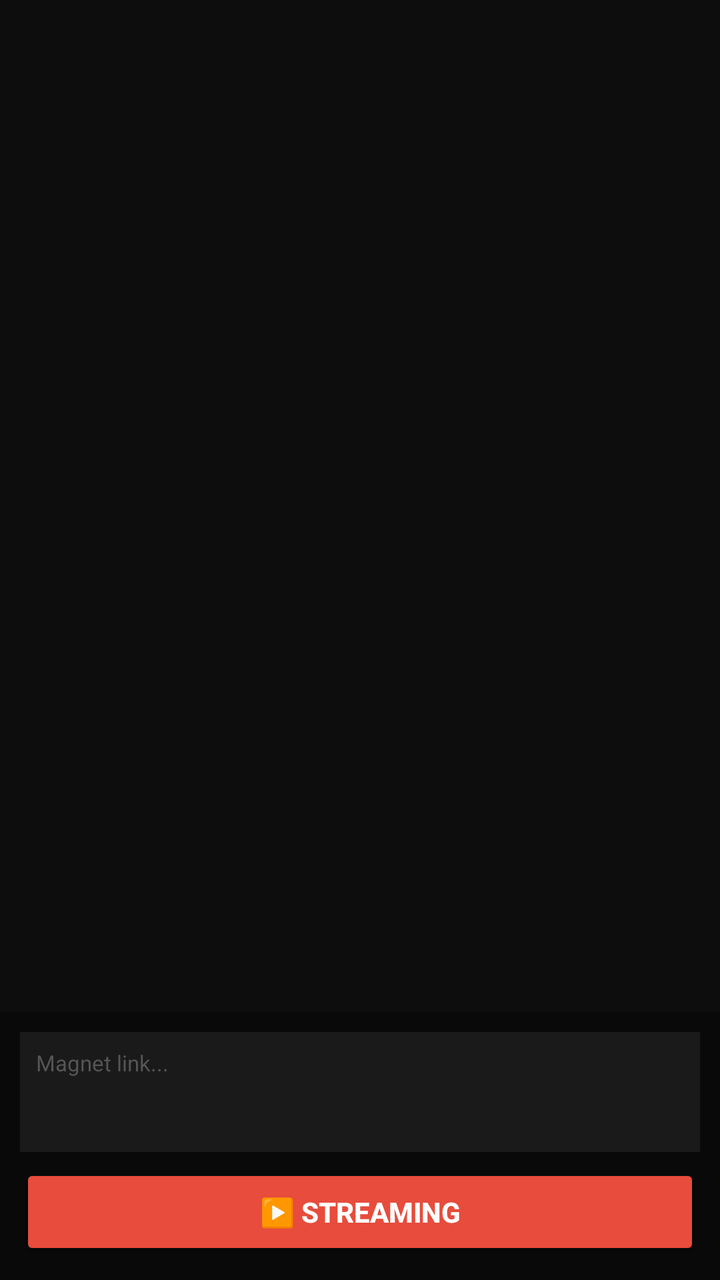
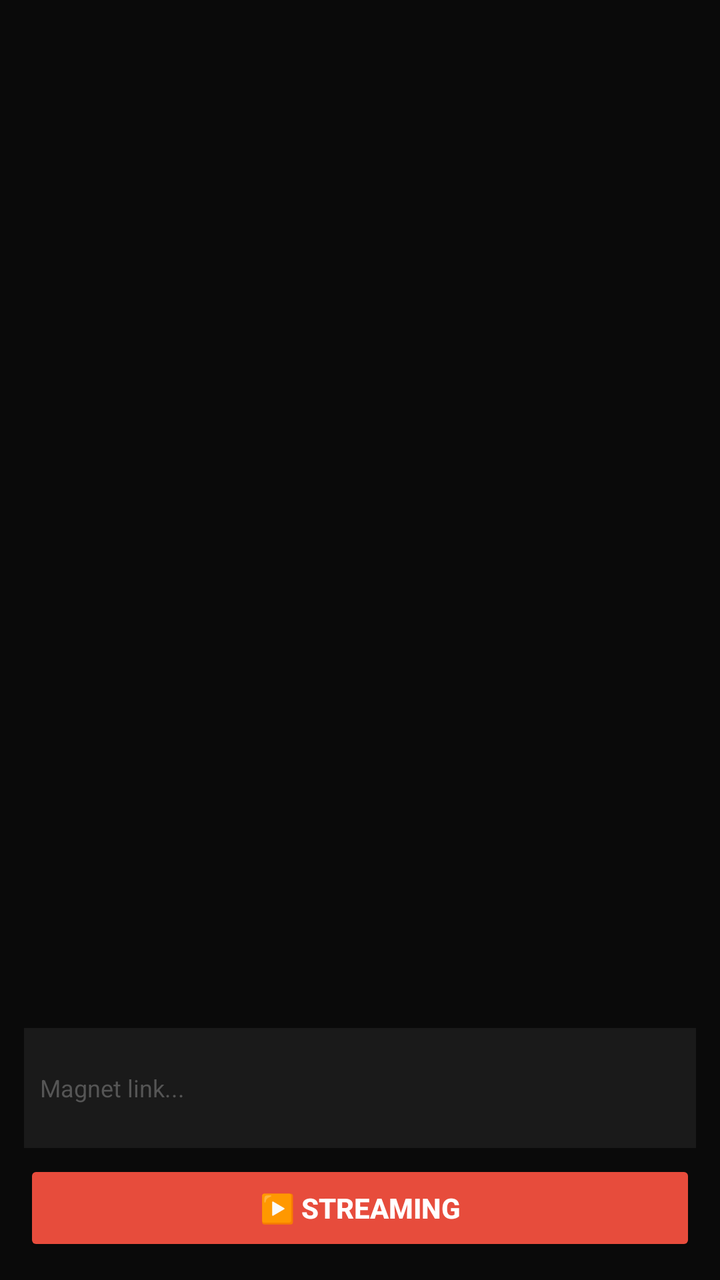

Compare the two renders of this Android layout. The source of the first and the diff that turns it into the second are given below.
<!-- AndroidManifest.xml: application theme Theme.AppCompat.NoActionBar -->
<!-- res/layout/activity_main.xml -->
<?xml version="1.0" encoding="utf-8"?>
<FrameLayout xmlns:android="http://schemas.android.com/apk/res/android"
    xmlns:app="http://schemas.android.com/apk/res-auto"
    android:layout_width="match_parent"
    android:layout_height="match_parent"
    android:background="#0a0a0a">
    
    <androidx.media3.ui.PlayerView
        android:id="@+id/player_view"
        android:layout_width="match_parent"
        android:layout_height="match_parent"
        android:visibility="gone"
        app:show_buffering="when_playing"
        app:use_controller="true" />
    
    <LinearLayout
        android:layout_width="match_parent"
        android:layout_height="match_parent"
        android:orientation="vertical">
        
        <ScrollView
            android:id="@+id/log_scroll"
            android:layout_width="match_parent"
            android:layout_height="0dp"
            android:layout_weight="1"
            android:background="#0d0d0d"
            android:padding="6dp">
            
            <TextView
                android:id="@+id/log_text"
                android:layout_width="match_parent"
                android:layout_height="wrap_content"
                android:textColor="#4ecb71"
                android:textSize="8sp"
                android:fontFamily="monospace" />
        </ScrollView>
        
        <LinearLayout
            android:layout_width="match_parent"
            android:layout_height="wrap_content"
            android:orientation="vertical"
            android:padding="10dp"
            android:background="#dd0a0a0a">
            
            <EditText
                android:id="@+id/magnet_input"
                android:layout_width="match_parent"
                android:layout_height="60dp"
                android:background="#1a1a1a"
                android:gravity="top"
                android:hint="Magnet link..."
                android:textColorHint="#555"
                android:inputType="textMultiLine"
                android:padding="8dp"
                android:textColor="#fff"
                android:textSize="11sp" />
            
            <LinearLayout
                android:layout_width="match_parent"
                android:layout_height="wrap_content"
                android:orientation="horizontal"
                android:layout_marginTop="6dp">
                
                <Button
                    android:id="@+id/btn_play"
                    android:layout_width="0dp"
                    android:layout_height="48dp"
                    android:layout_weight="1"
                    android:backgroundTint="#e74c3c"
                    android:text="▶️ STREAMING"
                    android:textColor="#fff"
                    android:textStyle="bold" />
                
                <Button
                    android:id="@+id/btn_stop"
                    android:layout_width="0dp"
                    android:layout_height="48dp"
                    android:layout_weight="1"
                    android:layout_marginStart="4dp"
                    android:backgroundTint="#555"
                    android:text="⏹️ PARAR"
                    android:textColor="#fff"
                    android:textStyle="bold"
                    android:visibility="gone" />
            </LinearLayout>
            
            <ProgressBar
                android:id="@+id/buffer_bar"
                style="?android:attr/progressBarStyleHorizontal"
                android:layout_width="match_parent"
                android:layout_height="5dp"
                android:layout_marginTop="6dp"
                android:progressTint="#e74c3c"
                android:visibility="gone" />
            
            <LinearLayout
                android:id="@+id/stats_row"
                android:layout_width="match_parent"
                android:layout_height="wrap_content"
                android:layout_marginTop="6dp"
                android:orientation="horizontal"
                android:visibility="gone">
                
                <TextView android:id="@+id/stat_progress" android:layout_width="0dp" android:layout_height="wrap_content" android:layout_weight="1" android:text="0%" android:textColor="#e74c3c" android:textSize="14sp" android:textStyle="bold" android:gravity="center" android:background="#1a1a1a" android:padding="8dp" />
                <TextView android:id="@+id/stat_speed" android:layout_width="0dp" android:layout_height="wrap_content" android:layout_weight="1" android:text="0 KB/s" android:textColor="#e74c3c" android:textSize="14sp" android:textStyle="bold" android:gravity="center" android:background="#1a1a1a" android:padding="8dp" android:layout_marginStart="4dp" />
                <TextView android:id="@+id/stat_peers" android:layout_width="0dp" android:layout_height="wrap_content" android:layout_weight="1" android:text="0" android:textColor="#e74c3c" android:textSize="14sp" android:textStyle="bold" android:gravity="center" android:background="#1a1a1a" android:padding="8dp" android:layout_marginStart="4dp" />
                
            </LinearLayout>
        </LinearLayout>
    </LinearLayout>
    
</FrameLayout>
<!-- resources referenced by this layout -->
<resources>

</resources>

<!-- the commit's change to res/layout/activity_main.xml (unified diff, before → after) -->
@@ -15,97 +15,74 @@
     
     <LinearLayout
         android:layout_width="match_parent"
-        android:layout_height="match_parent"
-        android:orientation="vertical">
+        android:layout_height="wrap_content"
+        android:layout_gravity="bottom"
+        android:orientation="vertical"
+        android:padding="12dp"
+        android:background="#cc0a0a0a">
         
-        <ScrollView
-            android:id="@+id/log_scroll"
+        <EditText
+            android:id="@+id/magnet_input"
             android:layout_width="match_parent"
-            android:layout_height="0dp"
-            android:layout_weight="1"
-            android:background="#0d0d0d"
-            android:padding="6dp">
-            
-            <TextView
-                android:id="@+id/log_text"
-                android:layout_width="match_parent"
-                android:layout_height="wrap_content"
-                android:textColor="#4ecb71"
-                android:textSize="8sp"
-                android:fontFamily="monospace" />
-        </ScrollView>
+            android:layout_height="60dp"
+            android:background="#1a1a1a"
+            android:hint="Magnet link..."
+            android:textColorHint="#555"
+            android:inputType="textMultiLine"
+            android:padding="8dp"
+            android:textColor="#fff"
+            android:textSize="12sp" />
         
         <LinearLayout
             android:layout_width="match_parent"
             android:layout_height="wrap_content"
-            android:orientation="vertical"
-            android:padding="10dp"
-            android:background="#dd0a0a0a">
+            android:orientation="horizontal"
+            android:layout_marginTop="6dp">
             
-            <EditText
-                android:id="@+id/magnet_input"
-                android:layout_width="match_parent"
-                android:layout_height="60dp"
-                android:background="#1a1a1a"
-                android:gravity="top"
-                android:hint="Magnet link..."
-                android:textColorHint="#555"
-                android:inputType="textMultiLine"
-                android:padding="8dp"
+            <Button
+                android:id="@+id/btn_play"
+                android:layout_width="0dp"
+                android:layout_height="48dp"
+                android:layout_weight="1"
+                android:backgroundTint="#e74c3c"
+                android:text="▶️ STREAMING"
                 android:textColor="#fff"
-                android:textSize="11sp" />
+                android:textStyle="bold" />
             
-            <LinearLayout
-                android:layout_width="match_parent"
-                android:layout_height="wrap_content"
-                android:orientation="horizontal"
-                android:layout_marginTop="6dp">
-                
-                <Button
-                    android:id="@+id/btn_play"
-                    android:layout_width="0dp"
-                    android:layout_height="48dp"
-                    android:layout_weight="1"
-                    android:backgroundTint="#e74c3c"
-                    android:text="▶️ STREAMING"
-                    android:textColor="#fff"
-                    android:textStyle="bold" />
-                
-                <Button
-                    android:id="@+id/btn_stop"
-                    android:layout_width="0dp"
-                    android:layout_height="48dp"
-                    android:layout_weight="1"
-                    android:layout_marginStart="4dp"
-                    android:backgroundTint="#555"
-                    android:text="⏹️ PARAR"
-                    android:textColor="#fff"
-                    android:textStyle="bold"
-                    android:visibility="gone" />
-            </LinearLayout>
+            <Button
+                android:id="@+id/btn_stop"
+                android:layout_width="0dp"
+                android:layout_height="48dp"
+                android:layout_weight="1"
+                android:layout_marginStart="4dp"
+                android:backgroundTint="#555"
+                android:text="⏹️ PARAR"
+                android:textColor="#fff"
+                android:textStyle="bold"
+                android:visibility="gone" />
+        </LinearLayout>
+        
+        <ProgressBar
+            android:id="@+id/buffer_bar"
+            style="?android:attr/progressBarStyleHorizontal"
+            android:layout_width="match_parent"
+            android:layout_height="5dp"
+            android:layout_marginTop="6dp"
+            android:progressTint="#e74c3c"
+            android:visibility="gone" />
+        
+        <LinearLayout
+            android:id="@+id/stats_row"
+            android:layout_width="match_parent"
+            android:layout_height="wrap_content"
+            android:layout_marginTop="6dp"
+            android:orientation="horizontal"
+            android:visibility="gone">
             
-            <ProgressBar
-                android:id="@+id/buffer_bar"
-                style="?android:attr/progressBarStyleHorizontal"
-                android:layout_width="match_parent"
-                android:layout_height="5dp"
-                android:layout_marginTop="6dp"
-                android:progressTint="#e74c3c"
-                android:visibility="gone" />
+            <TextView android:id="@+id/stat_progress" android:layout_width="0dp" android:layout_height="wrap_content" android:layout_weight="1" android:text="0%" android:textColor="#e74c3c" android:textSize="14sp" android:textStyle="bold" android:gravity="center" android:background="#1a1a1a" android:padding="8dp" />
+            <TextView android:id="@+id/stat_speed" android:layout_width="0dp" android:layout_height="wrap_content" android:layout_weight="1" android:text="0 KB/s" android:textColor="#e74c3c" android:textSize="14sp" android:textStyle="bold" android:gravity="center" android:background="#1a1a1a" android:padding="8dp" android:layout_marginStart="4dp" />
+            <TextView android:id="@+id/stat_peers" android:layout_width="0dp" android:layout_height="wrap_content" android:layout_weight="1" android:text="👥0" android:textColor="#e74c3c" android:textSize="14sp" android:textStyle="bold" android:gravity="center" android:background="#1a1a1a" android:padding="8dp" android:layout_marginStart="4dp" />
             
-            <LinearLayout
-                android:id="@+id/stats_row"
-                android:layout_width="match_parent"
-                android:layout_height="wrap_content"
-                android:layout_marginTop="6dp"
-                android:orientation="horizontal"
-                android:visibility="gone">
-                
-                <TextView android:id="@+id/stat_progress" android:layout_width="0dp" android:layout_height="wrap_content" android:layout_weight="1" android:text="0%" android:textColor="#e74c3c" android:textSize="14sp" android:textStyle="bold" android:gravity="center" android:background="#1a1a1a" android:padding="8dp" />
-                <TextView android:id="@+id/stat_speed" android:layout_width="0dp" android:layout_height="wrap_content" android:layout_weight="1" android:text="0 KB/s" android:textColor="#e74c3c" android:textSize="14sp" android:textStyle="bold" android:gravity="center" android:background="#1a1a1a" android:padding="8dp" android:layout_marginStart="4dp" />
-                <TextView android:id="@+id/stat_peers" android:layout_width="0dp" android:layout_height="wrap_content" android:layout_weight="1" android:text="0" android:textColor="#e74c3c" android:textSize="14sp" android:textStyle="bold" android:gravity="center" android:background="#1a1a1a" android:padding="8dp" android:layout_marginStart="4dp" />
-                
-            </LinearLayout>
         </LinearLayout>
     </LinearLayout>
     
